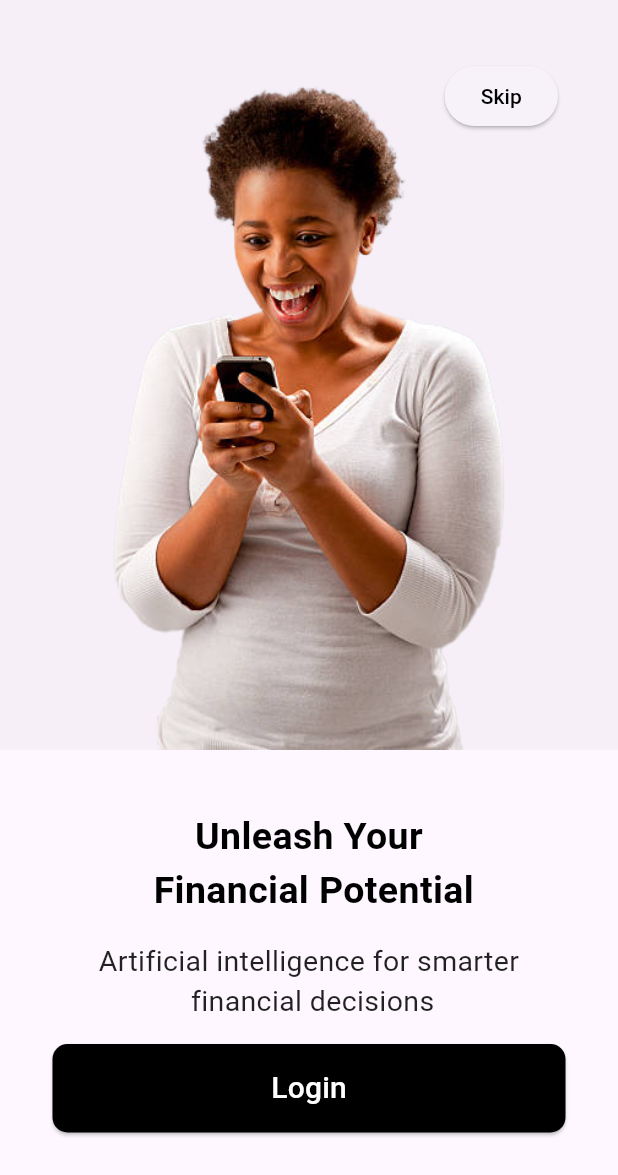
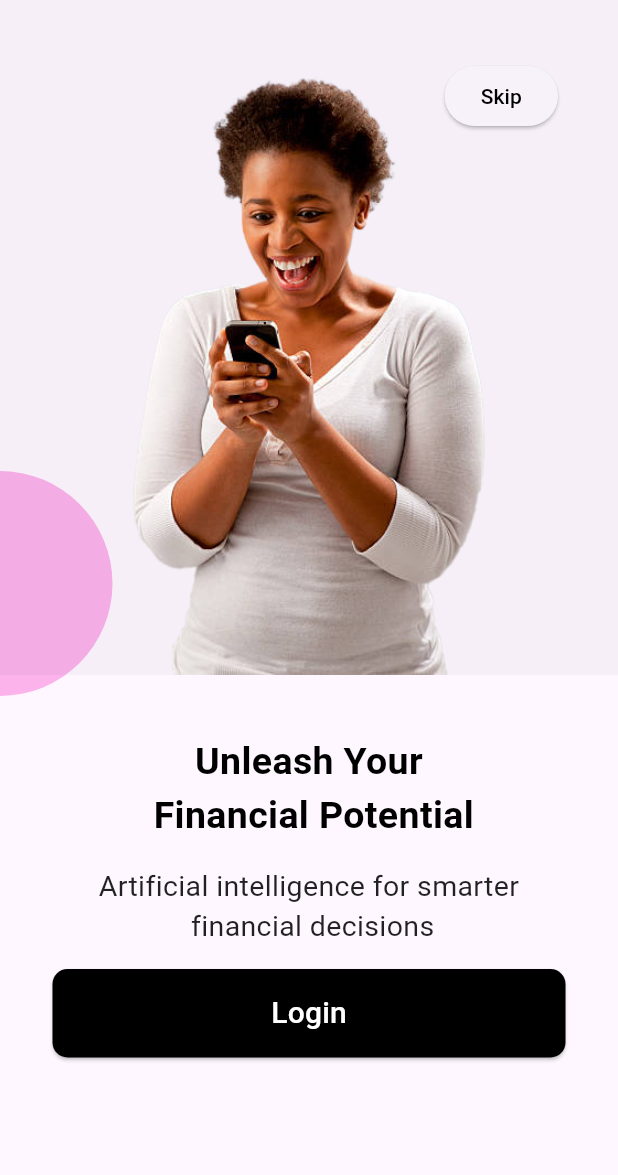
Before and after one commit to Phnix01/financial_onboarding_dribble_inspiring, a Flutter app: the screen it shows after launch, on a phone screen of 412 x 824 dp. Shown: the top 1175 px of the screen. Run offline on Flutter 3.47's test engine with Material 3 defaults, Android fonts, the phone set to English and light mode, and no system bars.

Commit message:
insertion du positionned circle rose

```diff
--- a/lib/screens/homeScreen.dart
+++ b/lib/screens/homeScreen.dart
@@ -7,19 +7,30 @@ class Homescreen extends StatelessWidget {
   @override
   Widget build(BuildContext context) {
     return Scaffold(
-      body: Column(
+      body: Stack(children: [
+        Positioned(
+            left: -100,
+            bottom: 360,
+            child: Container(
+              width: 200,
+              height: 150,
+              decoration: BoxDecoration(
+                  shape: BoxShape.circle,
+                  color: const Color.fromARGB(115, 250, 96, 211)),
+            )),
+        Column(
           children: [
             Stack(
               children: [
                 Container(
-                height: 500,
+                  height: 450,
                   decoration:
                       BoxDecoration(color: const Color.fromARGB(8, 0, 0, 0)),
                 ),
                 Center(
                   child: Image.asset(
                     'assets/portrait.png',
-                  height: 500,
+                    height: 450,
                     fit: BoxFit.fitWidth,
                   ),
                 ),
@@ -69,8 +80,17 @@ class Homescreen extends StatelessWidget {
                 ],
               ),
             ),
+            Positioned(
+                top: 22,
+                left: 50,
+                // bottom: 20,
+                child: Container(
+                  width: 80,
+                  color: Colors.green,
+                )),
           ],
         ),
+      ]),
     );
   }
 }
```
Lines whose indentation alone changed are shown as unchanged.
